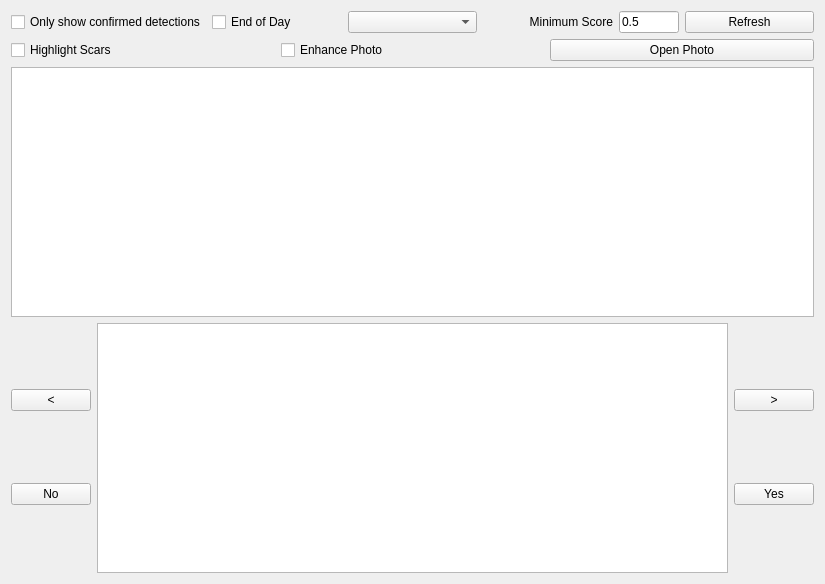
The window that src/resources/cots_display.ui (open-AIMS/reefscan_desktop_data_manager) describes before a commit, drawn with Qt 5.
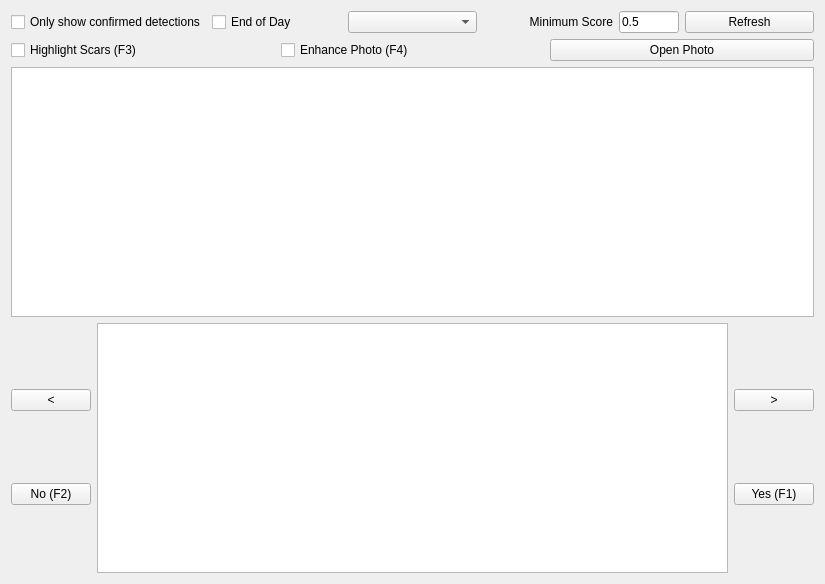
The same window after the commit. Custom widgets are drawn as their Qt base class.

```diff
--- a/src/resources/cots_display.ui
+++ b/src/resources/cots_display.ui
@@ -13,7 +13,7 @@
   <property name="windowTitle">
    <string>Form</string>
   </property>
-  <layout class="QGridLayout" name="gridLayout" rowstretch="0,0,0,0,0">
+  <layout class="QGridLayout" name="gridLayout" rowstretch="0,0,0,0">
    <item row="1" column="1" colspan="4">
     <widget class="QWidget" name="widget" native="true">
      <property name="minimumSize">
@@ -38,7 +38,7 @@
       <item row="0" column="2">
        <widget class="QCheckBox" name="highlight_scars_check_box">
         <property name="text">
-         <string>Highlight Scars</string>
+         <string>Highlight Scars (F3)</string>
         </property>
        </widget>
       </item>
@@ -52,7 +52,7 @@
       <item row="0" column="4">
        <widget class="QCheckBox" name="enhance_check_box">
         <property name="text">
-         <string>Enhance Photo</string>
+         <string>Enhance Photo (F4)</string>
         </property>
        </widget>
       </item>
@@ -134,7 +134,7 @@
          </sizepolicy>
         </property>
         <property name="text">
-         <string>No</string>
+         <string>No (F2)</string>
         </property>
        </widget>
       </item>
@@ -184,7 +184,7 @@
          </sizepolicy>
         </property>
         <property name="text">
-         <string>Yes</string>
+         <string>Yes (F1)</string>
         </property>
        </widget>
       </item>
```
